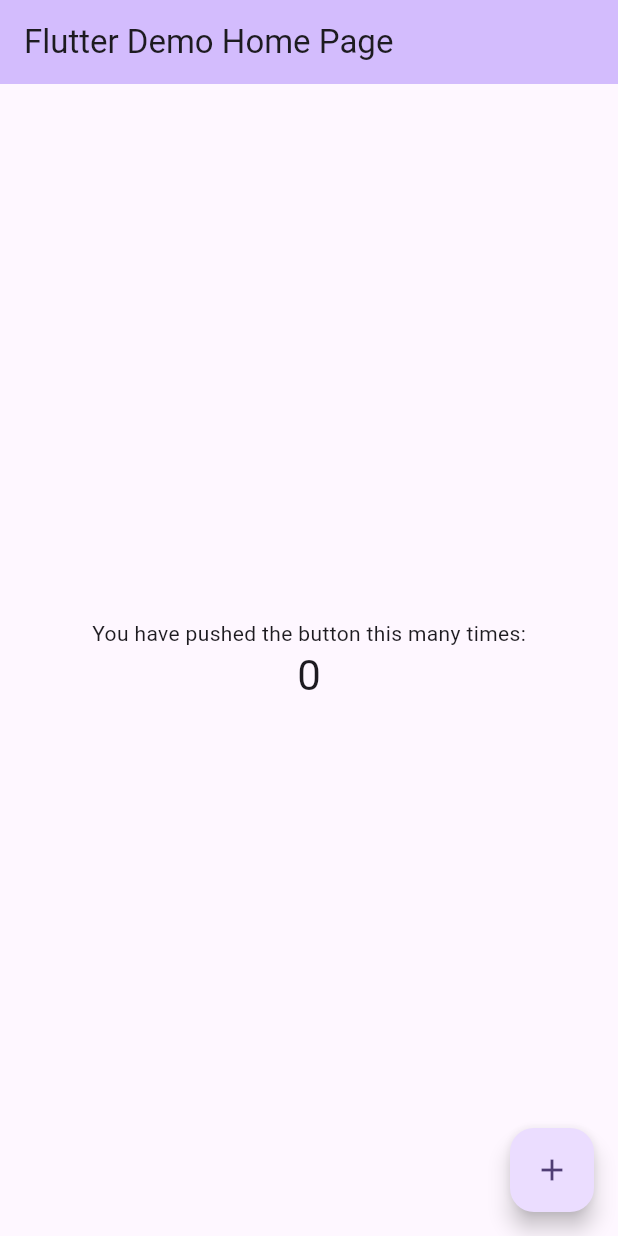
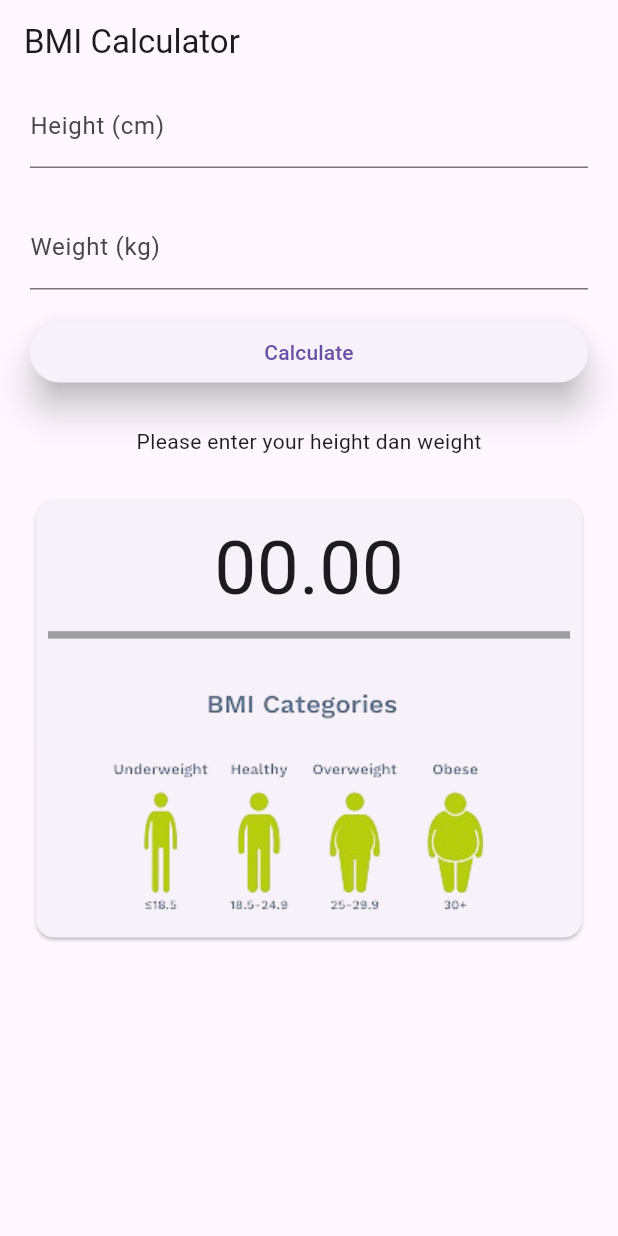
Before and after one commit to Navyrine/bmi_calculator, a Flutter app: the screen it shows after launch, on a phone screen of 412 x 824 dp. Run offline on Flutter 3.47's test engine with Material 3 defaults, Android fonts, the phone set to English and light mode, and no system bars.

Commit message:
membuat halaman home screen

```diff
--- /dev/null
+++ b/lib/home_screen.dart
@@ -0,0 +1,79 @@
+import 'package:flutter/material.dart';
+
+class HomeScreen extends StatefulWidget {
+  const HomeScreen({super.key});
+
+  @override
+  State<HomeScreen> createState() {
+    return _HomeScreenState();
+  }
+}
+
+class _HomeScreenState extends State<HomeScreen> {
+  final _heighController = TextEditingController();
+  final _weightController = TextEditingController();
+
+  @override
+  Widget build(BuildContext context) {
+    return Scaffold(
+      appBar: AppBar(
+        title: const Text("BMI Calculator"),
+      ),
+      body: Padding(
+        padding: const EdgeInsets.symmetric(horizontal: 20),
+        child: Column(
+          children: [
+            TextField(
+              controller: _heighController,
+              decoration: const InputDecoration(label: Text("Height (cm)")),
+            ),
+            const SizedBox(height: 25),
+            TextField(
+              controller: _weightController,
+              decoration: const InputDecoration(label: Text("Weight (kg)")),
+            ),
+            const SizedBox(height: 18),
+            Row(
+              children: [
+                Expanded(
+                  child: ElevatedButton(
+                    onPressed: () {},
+                    style: ElevatedButton.styleFrom(
+                      elevation: 10
+                    ),
+                    child: const Text("Calculate"),
+                  ),
+                ),
+              ],
+            ),
+            const SizedBox(height: 25),
+            const Text("Please enter your height dan weight"),
+            const SizedBox(height: 25),
+            SizedBox(
+              width: 500,
+              height: 300,
+              child: Card(
+                child: Padding(
+                  padding: const EdgeInsets.symmetric(horizontal: 8),
+                  child: Column(
+                    mainAxisAlignment: MainAxisAlignment.center,
+                    children: [
+                      const SizedBox(height: 10),
+                      const Text(
+                        "00.00",
+                        style: TextStyle(fontSize: 50),
+                      ),
+                      const Divider(color: Colors.grey, thickness: 5,),
+                      const SizedBox(height: 15),
+                      Image.asset("assets/images/bmi_categories.png", width: 600,)
+                    ],
+                  ),
+                ),
+              ),
+            )
+          ],
+        ),
+      ),
+    );
+  }
+}
--- a/lib/main.dart
+++ b/lib/main.dart
@@ -1,3 +1,4 @@
+import 'package:bmi_calculator/home_screen.dart';
 import 'package:flutter/material.dart';
 
 void main() {
@@ -10,116 +11,8 @@ class MyApp extends StatelessWidget {
   // This widget is the root of your application.
   @override
   Widget build(BuildContext context) {
-    return MaterialApp(
-      title: 'Flutter Demo',
-      theme: ThemeData(
-        // This is the theme of your application.
-        //
-        // TRY THIS: Try running your application with "flutter run". You'll see
-        // the application has a purple toolbar. Then, without quitting the app,
-        // try changing the seedColor in the colorScheme below to Colors.green
-        // and then invoke "hot reload" (save your changes or press the "hot
-        // reload" button in a Flutter-supported IDE, or press "r" if you used
-        // the command line to start the app).
-        //
-        // Notice that the counter didn't reset back to zero; the application
-        // state is not lost during the reload. To reset the state, use hot
-        // restart instead.
-        //
-        // This works for code too, not just values: Most code changes can be
-        // tested with just a hot reload.
-        colorScheme: ColorScheme.fromSeed(seedColor: Colors.deepPurple),
-        useMaterial3: true,
-      ),
-      home: const MyHomePage(title: 'Flutter Demo Home Page'),
+    return const MaterialApp(
+      home: HomeScreen(),
     );
   }
 }
-
-class MyHomePage extends StatefulWidget {
-  const MyHomePage({super.key, required this.title});
-
-  // This widget is the home page of your application. It is stateful, meaning
-  // that it has a State object (defined below) that contains fields that affect
-  // how it looks.
-
-  // This class is the configuration for the state. It holds the values (in this
-  // case the title) provided by the parent (in this case the App widget) and
-  // used by the build method of the State. Fields in a Widget subclass are
-  // always marked "final".
-
-  final String title;
-
-  @override
-  State<MyHomePage> createState() => _MyHomePageState();
-}
-
-class _MyHomePageState extends State<MyHomePage> {
-  int _counter = 0;
-
-  void _incrementCounter() {
-    setState(() {
-      // This call to setState tells the Flutter framework that something has
-      // changed in this State, which causes it to rerun the build method below
-      // so that the display can reflect the updated values. If we changed
-      // _counter without calling setState(), then the build method would not be
-      // called again, and so nothing would appear to happen.
-      _counter++;
-    });
-  }
-
-  @override
-  Widget build(BuildContext context) {
-    // This method is rerun every time setState is called, for instance as done
-    // by the _incrementCounter method above.
-    //
-    // The Flutter framework has been optimized to make rerunning build methods
-    // fast, so that you can just rebuild anything that needs updating rather
-    // than having to individually change instances of widgets.
-    return Scaffold(
-      appBar: AppBar(
-        // TRY THIS: Try changing the color here to a specific color (to
-        // Colors.amber, perhaps?) and trigger a hot reload to see the AppBar
-        // change color while the other colors stay the same.
-        backgroundColor: Theme.of(context).colorScheme.inversePrimary,
-        // Here we take the value from the MyHomePage object that was created by
-        // the App.build method, and use it to set our appbar title.
-        title: Text(widget.title),
-      ),
-      body: Center(
-        // Center is a layout widget. It takes a single child and positions it
-        // in the middle of the parent.
-        child: Column(
-          // Column is also a layout widget. It takes a list of children and
-          // arranges them vertically. By default, it sizes itself to fit its
-          // children horizontally, and tries to be as tall as its parent.
-          //
-          // Column has various properties to control how it sizes itself and
-          // how it positions its children. Here we use mainAxisAlignment to
-          // center the children vertically; the main axis here is the vertical
-          // axis because Columns are vertical (the cross axis would be
-          // horizontal).
-          //
-          // TRY THIS: Invoke "debug painting" (choose the "Toggle Debug Paint"
-          // action in the IDE, or press "p" in the console), to see the
-          // wireframe for each widget.
-          mainAxisAlignment: MainAxisAlignment.center,
-          children: <Widget>[
-            const Text(
-              'You have pushed the button this many times:',
-            ),
-            Text(
-              '$_counter',
-              style: Theme.of(context).textTheme.headlineMedium,
-            ),
-          ],
-        ),
-      ),
-      floatingActionButton: FloatingActionButton(
-        onPressed: _incrementCounter,
-        tooltip: 'Increment',
-        child: const Icon(Icons.add),
-      ), // This trailing comma makes auto-formatting nicer for build methods.
-    );
-  }
-}
--- a/pubspec.yaml
+++ b/pubspec.yaml
@@ -59,9 +59,8 @@ flutter:
   uses-material-design: true
 
   # To add assets to your application, add an assets section, like this:
-  # assets:
-  #   - images/a_dot_burr.jpeg
-  #   - images/a_dot_ham.jpeg
+  assets:
+   - assets/images/bmi_categories.png
 
   # An image asset can refer to one or more resolution-specific "variants", see
   # https://flutter.dev/to/resolution-aware-images
```
Also changed, not shown: assets/images/bmi_categories.png (added).
